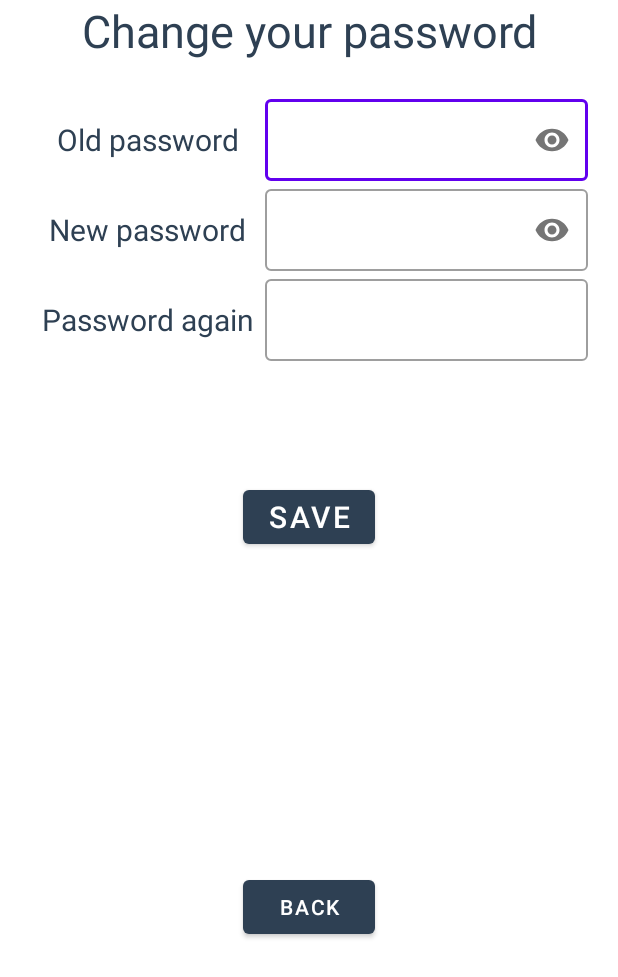
After one commit to losowy-dp/TC-project, an Android app: the Change_your_password screen opened directly, with no data from a screen before it, on a phone screen of 412 x 824 dp. The commit adds this screen. Shown: the top 977 px of the screen. Run offline under Robolectric (Android 15) with nearby library versions, the phone set to English and light mode, and no system bars; Roboto replaces fonts that are not available here.

Commit message:
Kiril commit (activity change password)

```diff
--- /dev/null
+++ b/AndroidApp/ProjectCT/app/src/main/java/com/example/projectct/Change_your_password.kt
@@ -0,0 +1,54 @@
+package com.example.projectct
+
+import android.content.Intent
+import android.os.Bundle
+import android.view.View
+import android.widget.Button
+import android.widget.EditText
+import android.widget.Toast
+import androidx.appcompat.app.AppCompatActivity
+
+
+class Change_your_password : AppCompatActivity() {
+    override fun onCreate(savedInstanceState: Bundle?) {
+        super.onCreate(savedInstanceState)
+        setContentView(R.layout.activity_change_your_password)
+
+        val buttonSaveChange = findViewById<Button>(R.id.but_save_change2)
+        val buttonBackToEditProfile = findViewById<Button>(R.id.but_back_to_edit_profile)
+
+        buttonSaveChange.setOnClickListener(buttonSaveChangeListener)
+        buttonBackToEditProfile.setOnClickListener(buttonBackToEditProfileListener)
+    }
+    private val buttonSaveChangeListener = View.OnClickListener { saveChange() }
+    private val buttonBackToEditProfileListener = View.OnClickListener { backToEditProfileListener() }
+
+    private fun saveChange(){
+        val oldpassword = findViewById<EditText>(R.id.old_password_editText)
+        val newpassword = findViewById<EditText>(R.id.new_password_editText)
+        val againpassword = findViewById<EditText>(R.id.again_password_editText)
+
+        /*val duration = Toast.LENGTH_LONG
+        if(newpassword.text.length < 8) {
+            val toast = Toast.makeText(this@Change_your_password, "R.string.errorNewpassSameOldpass", duration)
+            toast.show()
+        } else{
+            if (oldpassword.text == newpassword.text) {
+                val toast = Toast.makeText(this@Change_your_password, R.string.errorNewpassSameOldpass, duration)
+                toast.show()
+            }else if(newpassword.text != againpassword.text){
+                val toast = Toast.makeText(this@Change_your_password, R.string.errorNewpassNotSameAgainpass, duration)
+                toast.show()
+            }else{
+
+            }
+        }*/
+    }
+
+    private fun backToEditProfileListener(){
+        val intent = Intent(this, Edit::class.java)
+        startActivity(intent)
+    }
+
+
+}
--- a/AndroidApp/ProjectCT/app/src/main/java/com/example/projectct/Edit.kt
+++ b/AndroidApp/ProjectCT/app/src/main/java/com/example/projectct/Edit.kt
@@ -1,11 +1,72 @@
 package com.example.projectct
 
+import android.content.Intent
 import androidx.appcompat.app.AppCompatActivity
 import android.os.Bundle
+import android.view.View
+import android.widget.Button
+import android.widget.EditText
+import com.example.projectct.activity.HomeActivity
 
 class Edit : AppCompatActivity() {
+
     override fun onCreate(savedInstanceState: Bundle?) {
         super.onCreate(savedInstanceState)
         setContentView(R.layout.activity_edit)
+
+        val buttonSaveChange = findViewById<Button>(R.id.but_save_change)
+        val buttonChangePassword = findViewById<Button>(R.id.but_change_password)
+        val buttonBackToMenu = findViewById<Button>(R.id.but_back_to_menu)
+
+        buttonBackToMenu.setOnClickListener(buttonBackToMenuListener)
+        buttonSaveChange.setOnClickListener(buttonSaveChangeListener)
+        buttonChangePassword.setOnClickListener(buttonChangePasswordListener)
     }
+
+    private val buttonBackToMenuListener = View.OnClickListener { homeActivity() }
+    private val buttonSaveChangeListener = View.OnClickListener { saveChange() }
+    private val buttonChangePasswordListener = View.OnClickListener { changePassword() }
+
+    private fun homeActivity(){
+        val intent = Intent(this, HomeActivity::class.java)
+        startActivity(intent)
+    }
+
+    private fun saveChange(){
+        val fullname = findViewById<EditText>(R.id.editTextTextPersonName)
+        val login = findViewById<EditText>(R.id.editTextTextPersonName2)
+        val phonenumber = findViewById<EditText>(R.id.editTextTextPersonName3)
+        val email = findViewById<EditText>(R.id.editTextTextPersonName4)
+
+        if(fullname.text.length != 0){
+
+        }else{
+
+        }
+
+        if(login.text.length != 0){
+
+        }else{
+
+        }
+
+        if(phonenumber.text.length != 0){
+
+        }else{
+
+        }
+
+        if(email.text.length != 0){
+
+        }else{
+
+        }
+    }
+
+    private fun changePassword(){
+        val intent = Intent(this, Change_your_password::class.java)
+        startActivity(intent)
+        }
+
+
 }
--- a/AndroidApp/ProjectCT/app/src/main/java/com/example/projectct/activity/HomeActivity.kt
+++ b/AndroidApp/ProjectCT/app/src/main/java/com/example/projectct/activity/HomeActivity.kt
@@ -1,10 +1,7 @@
 package com.example.projectct.activity
 
-import android.content.Intent
 import androidx.appcompat.app.AppCompatActivity
 import android.os.Bundle
-import android.view.View
-import android.widget.Button
 import androidx.fragment.app.Fragment
 import com.example.projectct.R
 import com.example.projectct.fragment.Add_order
--- a/AndroidApp/ProjectCT/app/src/main/java/com/example/projectct/fragment/Profile.kt
+++ b/AndroidApp/ProjectCT/app/src/main/java/com/example/projectct/fragment/Profile.kt
@@ -1,19 +1,40 @@
 package com.example.projectct.fragment
 
+import android.content.Intent
+import android.os.Build
 import android.os.Bundle
 import androidx.fragment.app.Fragment
 import android.view.LayoutInflater
 import android.view.View
 import android.view.ViewGroup
+import android.widget.Button
+import androidx.annotation.RequiresApi
+import com.example.projectct.Edit
 import com.example.projectct.R
 
 class Profile : Fragment() {
-
     override fun onCreateView(
         inflater: LayoutInflater, container: ViewGroup?,
         savedInstanceState: Bundle?
     ): View? {
         // Inflate the layout for this fragment
         return inflater.inflate(R.layout.fragment_profile, container, false)
+
+    }
+
+    @RequiresApi(Build.VERSION_CODES.LOLLIPOP)
+    override fun onViewCreated(view: View, savedInstanceState: Bundle?) {
+        super.onViewCreated(view, savedInstanceState)
+
+        val buttonEditProfile = view.findViewById<Button>(R.id.but_edit_profile)
+
+        buttonEditProfile.setOnClickListener(buttonEditProfileListener)
+
+        }
+    private val buttonEditProfileListener = View.OnClickListener { editProfile() }
+
+    private fun editProfile(){
+        val intent = Intent (activity, Edit::class.java)
+        startActivity(intent)
     }
 }
--- /dev/null
+++ b/AndroidApp/ProjectCT/app/src/main/res/layout/activity_change_your_password.xml
@@ -0,0 +1,161 @@
+<?xml version="1.0" encoding="utf-8"?>
+<androidx.constraintlayout.widget.ConstraintLayout xmlns:android="http://schemas.android.com/apk/res/android"
+    xmlns:app="http://schemas.android.com/apk/res-auto"
+    xmlns:tools="http://schemas.android.com/tools"
+    android:id="@+id/frameLayout"
+    android:layout_width="match_parent"
+    android:layout_height="match_parent"
+    tools:context=".Change_your_password">
+
+
+    <Button
+        android:id="@+id/but_save_change2"
+        android:layout_width="wrap_content"
+        android:layout_height="wrap_content"
+        android:layout_marginTop="80dp"
+        android:text="@string/save"
+        android:textSize="20sp"
+        android:visibility="visible"
+        app:backgroundTint="@color/menuText"
+        app:layout_constraintEnd_toEndOf="parent"
+        app:layout_constraintStart_toStartOf="parent"
+        app:layout_constraintTop_toBottomOf="@+id/linearLayout2" />
+
+    <Button
+        android:id="@+id/but_back_to_edit_profile"
+        android:layout_width="wrap_content"
+        android:layout_height="wrap_content"
+        android:layout_marginTop="340dp"
+        android:text="@string/back"
+        app:backgroundTint="@color/menuText"
+        app:layout_constraintEnd_toEndOf="parent"
+        app:layout_constraintStart_toStartOf="parent"
+        app:layout_constraintTop_toBottomOf="@+id/linearLayout2" />
+
+    <LinearLayout
+        android:id="@+id/linearLayout2"
+        android:layout_width="match_parent"
+        android:layout_height="180dp"
+        android:layout_marginLeft="20dp"
+        android:layout_marginTop="20dp"
+        android:layout_marginRight="20dp"
+        android:orientation="vertical"
+        app:layout_constraintEnd_toEndOf="parent"
+        app:layout_constraintStart_toStartOf="parent"
+        app:layout_constraintTop_toBottomOf="@+id/textView15">
+
+        <LinearLayout
+            android:layout_width="match_parent"
+            android:layout_height="60dp"
+            android:orientation="horizontal">
+
+            <TextView
+                android:id="@+id/textView8"
+                android:layout_width="150dp"
+                android:layout_height="wrap_content"
+                android:layout_weight="1"
+                android:gravity="center_horizontal"
+                android:text="@string/old_password"
+                android:textAlignment="center"
+                android:textColor="@color/menuText"
+                android:textSize="20sp" />
+
+            <com.google.android.material.textfield.TextInputLayout
+                android:id="@+id/old_password"
+                style="@style/Widget.MaterialComponents.TextInputLayout.OutlinedBox"
+                android:layout_width="215dp"
+                android:layout_height="wrap_content"
+                android:transitionName="logo_password"
+                app:passwordToggleEnabled="true">
+
+                <com.google.android.material.textfield.TextInputEditText
+                    android:id="@+id/old_password_editText"
+                    android:layout_width="match_parent"
+                    android:layout_height="wrap_content"
+                    android:inputType="textPassword" />
+            </com.google.android.material.textfield.TextInputLayout>
+
+        </LinearLayout>
+
+        <LinearLayout
+            android:layout_width="match_parent"
+            android:layout_height="60dp"
+            android:orientation="horizontal">
+
+            <TextView
+                android:id="@+id/textView9"
+                android:layout_width="150dp"
+                android:layout_height="wrap_content"
+                android:layout_weight="1"
+                android:gravity="center_horizontal"
+                android:text="@string/new_password"
+                android:textAlignment="center"
+                android:textColor="@color/menuText"
+                android:textSize="20sp" />
+
+            <com.google.android.material.textfield.TextInputLayout
+                android:id="@+id/new_password"
+                style="@style/Widget.MaterialComponents.TextInputLayout.OutlinedBox"
+                android:layout_width="215dp"
+                android:layout_height="wrap_content"
+                android:transitionName="logo_password"
+                app:passwordToggleEnabled="true">
+
+                <com.google.android.material.textfield.TextInputEditText
+                    android:id="@+id/new_password_editText"
+                    android:layout_width="match_parent"
+                    android:layout_height="wrap_content"
+                    android:inputType="textPassword" />
+            </com.google.android.material.textfield.TextInputLayout>
+
+        </LinearLayout>
+
+        <LinearLayout
+            android:layout_width="match_parent"
+            android:layout_height="60dp"
+            android:orientation="horizontal">
+
+            <TextView
+                android:id="@+id/textView10"
+                android:layout_width="150dp"
+                android:layout_height="wrap_content"
+                android:layout_weight="1"
+                android:gravity="center_horizontal"
+                android:text="@string/new_password_again"
+                android:textAlignment="center"
+                android:textColor="@color/menuText"
+                android:textSize="20sp" />
+
+            <com.google.android.material.textfield.TextInputLayout
+                android:id="@+id/again_password"
+                style="@style/Widget.MaterialComponents.TextInputLayout.OutlinedBox"
+                android:layout_width="215dp"
+                android:layout_height="wrap_content"
+                android:transitionName="logo_password"
+                app:passwordToggleEnabled="false">
+
+                <com.google.android.material.textfield.TextInputEditText
+                    android:id="@+id/again_password_editText"
+                    android:layout_width="match_parent"
+                    android:layout_height="wrap_content"
+                    android:inputType="textPassword" />
+            </com.google.android.material.textfield.TextInputLayout>
+
+        </LinearLayout>
+
+    </LinearLayout>
+
+    <TextView
+        android:id="@+id/textView15"
+        android:layout_width="wrap_content"
+        android:layout_height="wrap_content"
+        android:gravity="center"
+        android:text="@string/change_password"
+        android:textColor="@color/menuText"
+        android:textSize="30sp"
+        app:layout_constraintEnd_toEndOf="parent"
+        app:layout_constraintStart_toStartOf="parent"
+        app:layout_constraintTop_toTopOf="parent" />
+
+
+</androidx.constraintlayout.widget.ConstraintLayout>
--- a/AndroidApp/ProjectCT/app/src/main/res/layout/activity_edit.xml
+++ b/AndroidApp/ProjectCT/app/src/main/res/layout/activity_edit.xml
@@ -4,6 +4,7 @@
     xmlns:tools="http://schemas.android.com/tools"
     android:layout_width="match_parent"
     android:layout_height="match_parent"
+    android:id="@+id/cl_layout"
     tools:context=".Edit">
 
     <LinearLayout
@@ -29,7 +30,7 @@
                 android:layout_height="wrap_content"
                 android:layout_weight="1"
                 android:gravity="center_horizontal"
-                android:text="@string/first_name"
+                android:text="@string/full_name"
                 android:textAlignment="center"
                 android:textColor="@color/menuText"
                 android:textSize="20sp" />
@@ -56,7 +57,7 @@
                 android:layout_height="wrap_content"
                 android:layout_weight="1"
                 android:gravity="center_horizontal"
-                android:text="@string/last_name"
+                android:text="@string/new_login"
                 android:textAlignment="center"
                 android:textColor="@color/menuText"
                 android:textSize="20sp" />
--- a/AndroidApp/ProjectCT/app/src/main/res/layout/fragment_profile.xml
+++ b/AndroidApp/ProjectCT/app/src/main/res/layout/fragment_profile.xml
@@ -69,12 +69,13 @@
             android:gravity="center|bottom">
 
             <Button
+                android:id="@+id/but_edit_profile"
                 android:layout_width="300dp"
                 android:layout_height="wrap_content"
                 android:layout_gravity="center"
+                android:layout_marginBottom="20dp"
                 android:backgroundTint="@color/menuText"
-                android:text="@string/edit_profile"
-                android:layout_marginBottom="20dp"/>
+                android:text="@string/edit_profile" />
             <Button
                 android:layout_width="300dp"
                 android:layout_height="wrap_content"
--- a/AndroidApp/ProjectCT/app/src/main/res/values/strings.xml
+++ b/AndroidApp/ProjectCT/app/src/main/res/values/strings.xml
@@ -62,8 +62,12 @@
     <string name="account_order">Owner order</string>
     <string name="errorAddTrans">Error add new Transportations</string>
     <string name="addTrans">Add new Transportations</string>
-    <string name="first_name">First name</string>
-    <string name="last_name">Last name</string>
+    <string name="new_login">Login</string>
     <string name="save">Save</string>
     <string name="change_password">Change your password</string>
+    <string name="old_password">Old password</string>
+    <string name="new_password">New password</string>
+    <string name="new_password_again">Password again</string>
+    <string name="errorNewpassSameOldpass">Your new password is the same as your new password.</string>
+    <string name="errorNewpassNotSameAgainpass">Your passwords do not match.</string>
 </resources>
```
Also changed, not shown: AndroidApp/ProjectCT/app/src/main/AndroidManifest.xml (+8 -5 lines).
